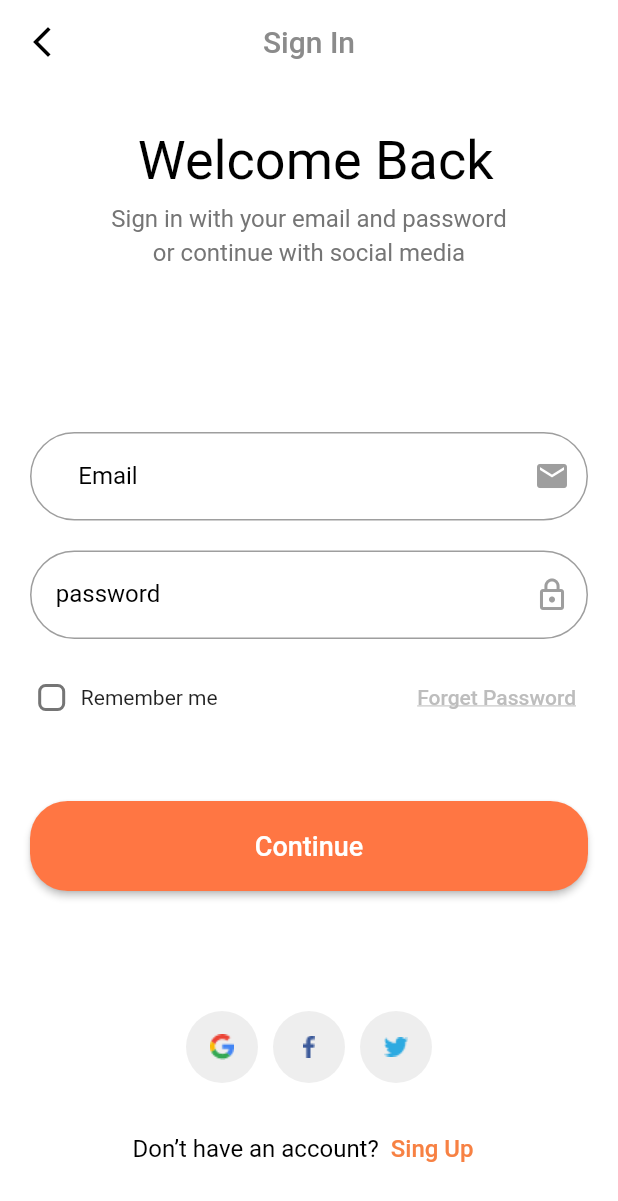
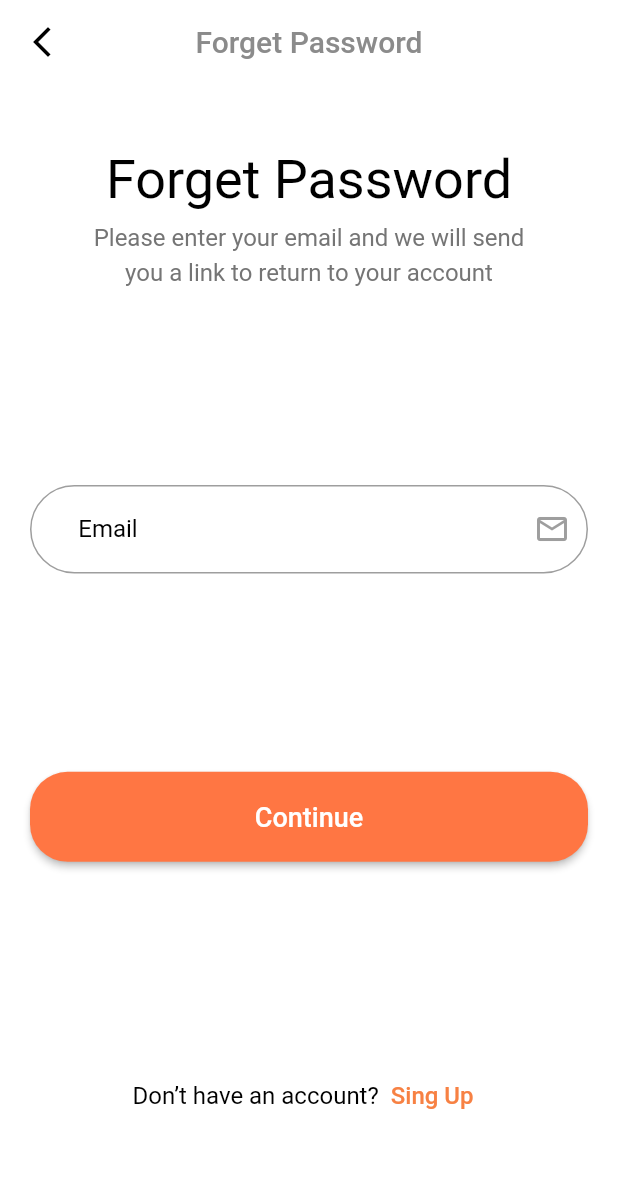
Before and after one commit to Nahed2000/tokoto_ecommerce, a Flutter app: the screen it shows after launch, on a phone screen of 412 x 824 dp. Shown: the top 1201 px of the screen. Run offline on Flutter 3.47's test engine with Material 2 defaults, Android fonts, the phone set to English and light mode, and no system bars.

Commit message:
forget password

```diff
--- a/lib/main.dart
+++ b/lib/main.dart
@@ -1,4 +1,5 @@
 import 'package:flutter/material.dart';
+import 'package:tokoto/screen/forget_password.dart';
 import 'package:tokoto/screen/login_screen.dart';
 import 'package:tokoto/screen/out_boarding.dart';
 
@@ -13,10 +14,11 @@ class MyApp extends StatelessWidget {
   Widget build(BuildContext context) {
     return MaterialApp(
       debugShowCheckedModeBanner: false,
-      initialRoute: '/login_screen',
+      initialRoute: '/forget_password_screen',
       routes: {
         '/page_view_screen': (context) => const PageViewScreen(),
         '/login_screen': (context) => const LoginScreen(),
+        '/forget_password_screen': (context) => const ForgetPassword(),
       },
     );
   }
--- /dev/null
+++ b/lib/screen/forget_password.dart
@@ -0,0 +1,118 @@
+import 'package:flutter/material.dart';
+import 'package:tokoto/widget/custom_button.dart';
+
+import '../widget/custom_text_field.dart';
+import '../widget/social_media_button.dart';
+
+class ForgetPassword extends StatefulWidget {
+  const ForgetPassword({Key? key}) : super(key: key);
+
+  @override
+  State<ForgetPassword> createState() => _ForgetPasswordState();
+}
+
+class _ForgetPasswordState extends State<ForgetPassword> {
+  late TextEditingController _emailController;
+
+  @override
+  void initState() {
+    // TODO: implement initState
+    _emailController = TextEditingController();
+    super.initState();
+  }
+
+  @override
+  void dispose() {
+    // TODO: implement dispose
+    _emailController.dispose();
+    super.dispose();
+  }
+
+  bool checkBox = false;
+
+  @override
+  Widget build(BuildContext context) {
+    return Scaffold(
+      backgroundColor: Colors.white,
+      appBar: AppBar(
+        elevation: 0,
+        backgroundColor: Colors.white,
+        centerTitle: true,
+        iconTheme: const IconThemeData(
+          color: Colors.black,
+        ),
+        title: const Text(
+          'Forget Password',
+          style: TextStyle(color: Color(0xff8B8B8B)),
+        ),
+        leading: IconButton(
+          onPressed: () => Navigator.pop(context),
+          icon: const Icon(
+            Icons.arrow_back_ios_new,
+          ),
+        ),
+      ),
+      body: Container(
+        padding: const EdgeInsets.only(top: 30.0, left: 20, right: 20),
+        child: Column(
+          mainAxisAlignment: MainAxisAlignment.spaceAround,
+          children: [
+            Column(
+              mainAxisSize: MainAxisSize.min,
+              children: const [
+                Text(
+                  'Forget Password',
+                  style: TextStyle(fontSize: 36, color: Colors.black),
+                ),
+                SizedBox(height: 8),
+                Text(
+                  'Please enter your email and we will send',
+                  style: TextStyle(fontSize: 16, color: Color(0xff757575)),
+                ),
+                SizedBox(height: 4),
+                Text(
+                  'you a link to return to your account',
+                  style: TextStyle(fontSize: 16, color: Color(0xff757575)),
+                ),
+              ],
+            ),
+            const SizedBox(height: 80),
+            CustomTextField(
+              hintText: 'Enter your Email',
+              icon: Icons.email_outlined,
+              labelText: 'Email',
+              keyboard: TextInputType.text,
+              controller: _emailController,
+            ),
+            const SizedBox(height: 80),
+            CustomButton(onPress: () {}, title: 'Continue'),
+            const SizedBox(height: 80),
+            Row(
+              mainAxisAlignment: MainAxisAlignment.center,
+              children: [
+                const Text(
+                  'Don’t have an account?',
+                  style: TextStyle(
+                    color: Colors.black,
+                    fontSize: 16,
+                  ),
+                ),
+                TextButton(
+                  onPressed: () {},
+                  child: const Text(
+                    'Sing Up',
+                    style: TextStyle(
+                      color: Color(0xffF78143),
+                      fontSize: 16,
+                    ),
+                  ),
+                ),
+              ],
+            ),
+            const SizedBox(height: 30),
+          ],
+        ),
+      ),
+    );
+  }
+}
--- a/lib/screen/login_screen.dart
+++ b/lib/screen/login_screen.dart
@@ -78,8 +78,9 @@ class _LoginScreenState extends State<LoginScreen> {
               const SizedBox(height: 70),
               CustomTextField(
                 hintText: 'Enter your Email',
-                icon: Icons.email,
+                icon: Icons.email_outlined,
                 labelText: 'Email',
+                keyboard: TextInputType.text,
                 controller: _emailController,
               ),
               const SizedBox(height: 20),
@@ -87,6 +88,8 @@ class _LoginScreenState extends State<LoginScreen> {
                 hintText: 'Enter your password',
                 icon: Icons.lock_outline,
                 labelText: 'password',
+                obscureText: true,
+                keyboard: TextInputType.visiblePassword,
                 controller: _passwordController,
               ),
               const SizedBox(height: 15),
--- a/lib/widget/custom_text_field.dart
+++ b/lib/widget/custom_text_field.dart
@@ -5,6 +5,7 @@ class CustomTextField extends StatelessWidget {
   const CustomTextField({
     Key? key,
     this.keyboard = TextInputType.text,
+    this.obscureText = false,
     required this.icon,
     required this.labelText,
     required this.hintText,
@@ -15,13 +16,14 @@ class CustomTextField extends StatelessWidget {
   final String hintText;
   final String labelText;
   final TextInputType keyboard;
-
+  final bool obscureText;
   @override
   Widget build(BuildContext context) {
     return TextField(
         controller: controller,
         keyboardType: keyboard,
         cursorColor: Colors.grey,
+        obscureText: obscureText,
         decoration: InputDecoration(
             suffixIcon: Icon(
               icon,
```
